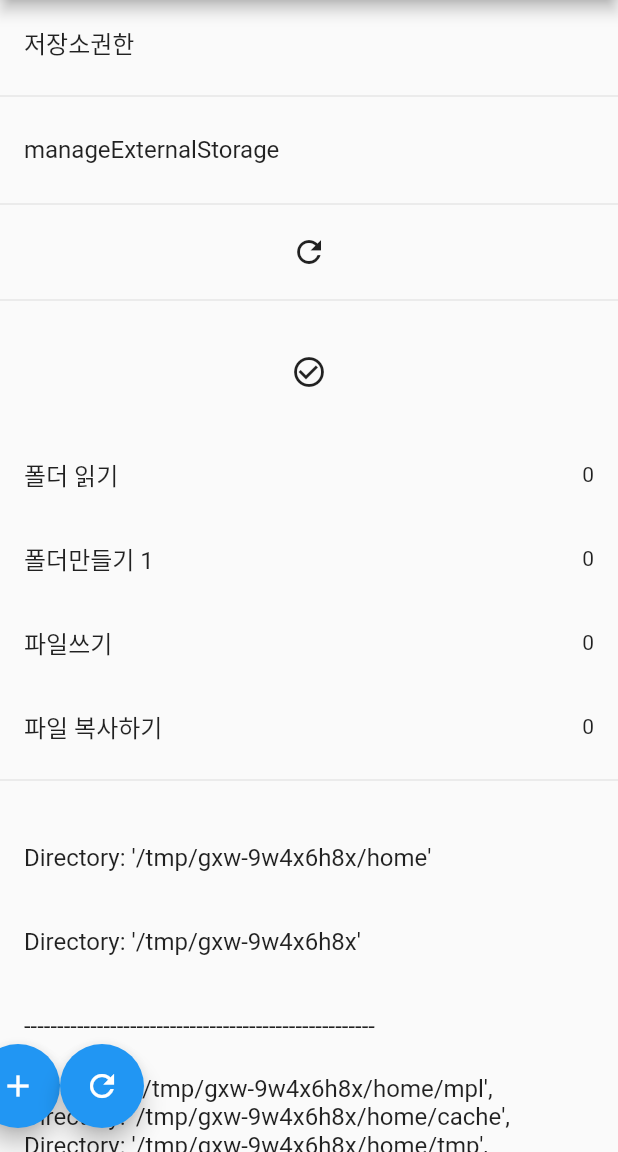
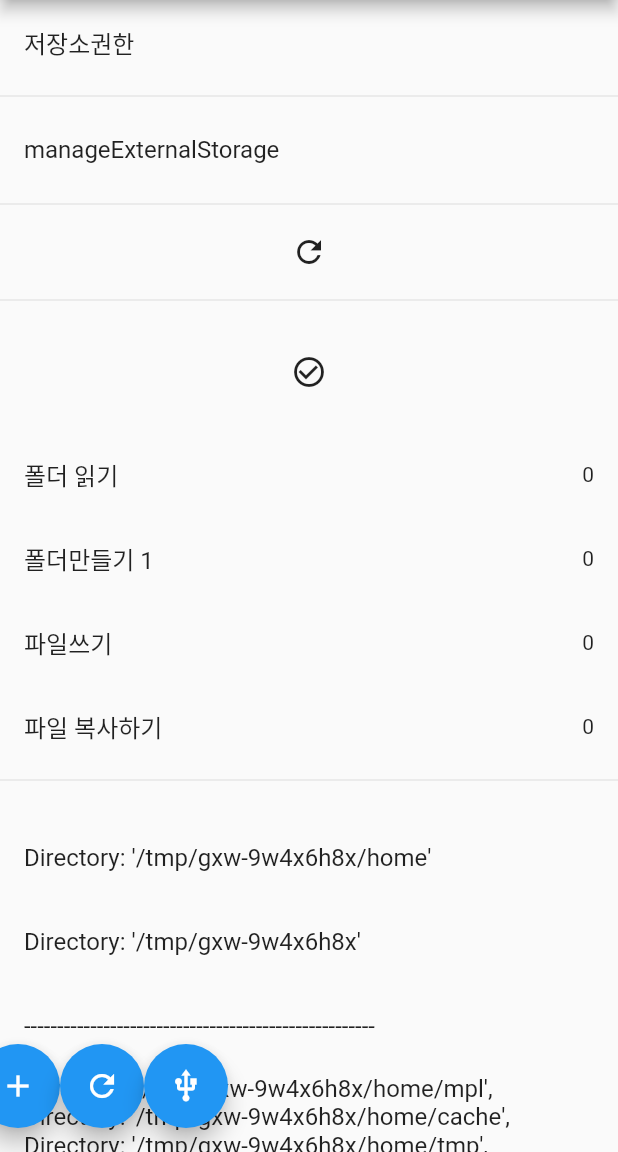
Before and after one commit to Angel-Robotics/usb_path_scanner, a Flutter app: the screen it shows after launch, scrolled down 320 dp, on a phone screen of 412 x 824 dp, the part 84-1236 px from its top. Run offline on Flutter 3.47's test engine with Material 2 defaults, Android fonts, the phone set to English and light mode, and no system bars; our stand-ins replace permission_handler.

Commit message:
Update main.dart

```diff
--- a/lib/main.dart
+++ b/lib/main.dart
@@ -366,6 +366,14 @@ class _MyHomePageState extends State<MyHomePage> {
             tooltip: 'Increment',
             child: Icon(Icons.refresh),
           ),
+          FloatingActionButton(
+            heroTag: "3",
+            onPressed: (){
+
+            },
+            tooltip: 'Increment',
+            child: Icon(Icons.usb),
+          ),
         ],
       ), // This trailing comma makes auto-formatting nicer for build methods.
     );
```
